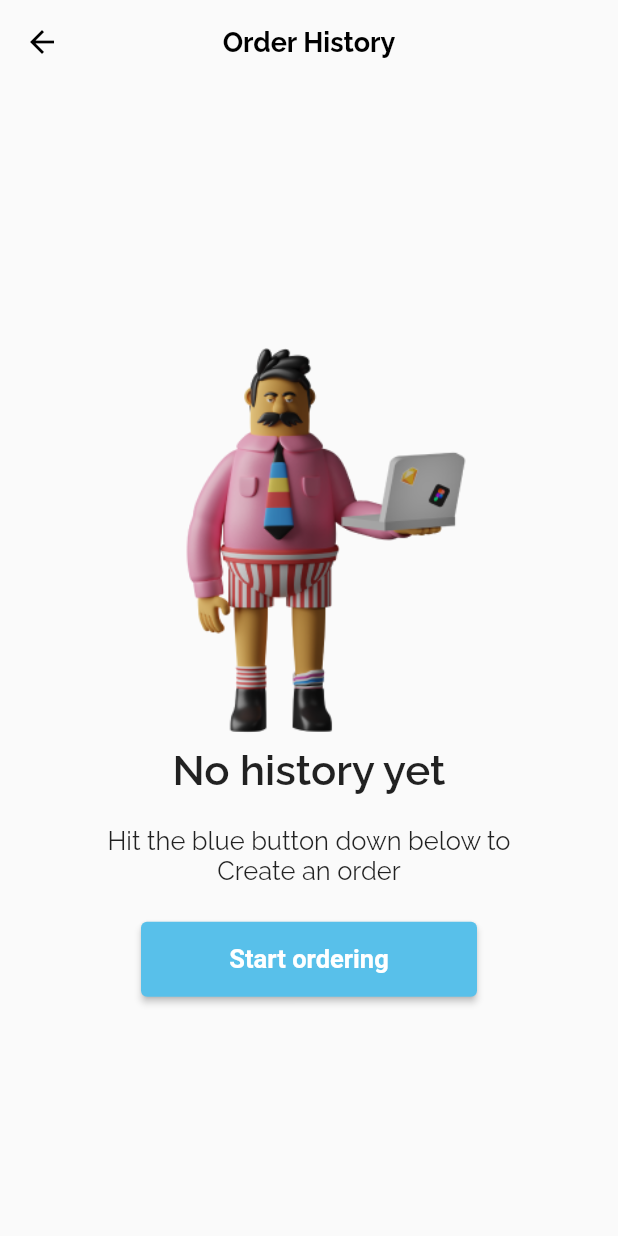
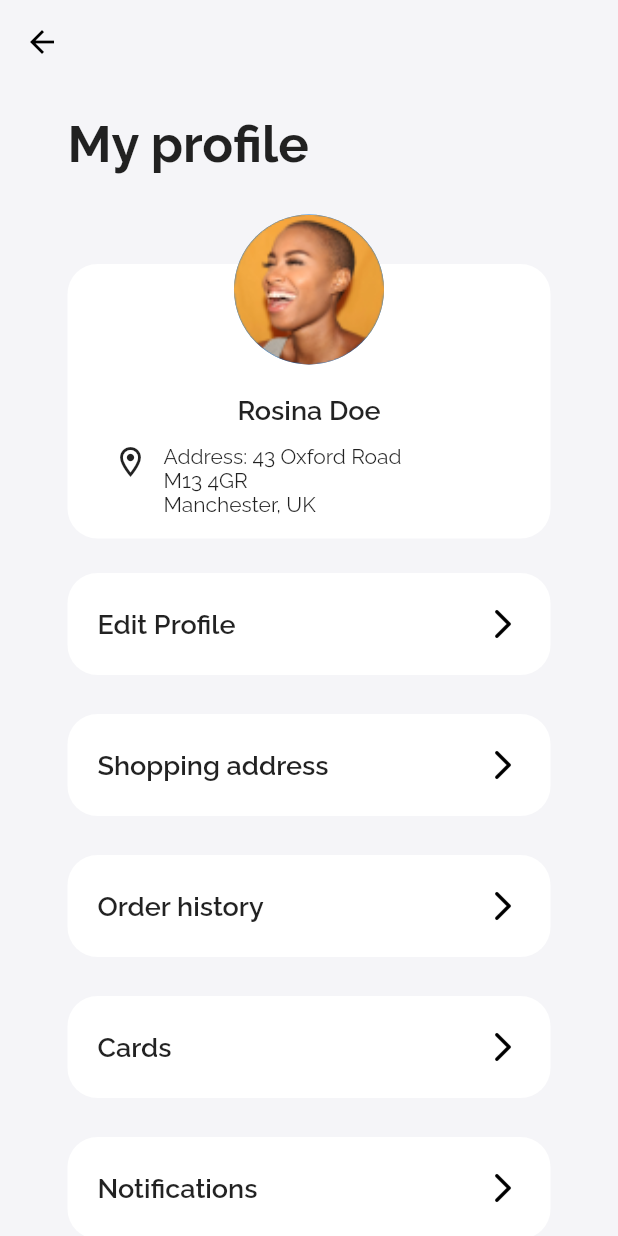
Before and after one commit to BustamanteMelkia/Tech-ecommerce-app, a Flutter app: the screen it shows after launch, on a phone screen of 412 x 824 dp. Run offline on Flutter 3.47's test engine with Material 2 defaults, Android fonts, the phone set to English and light mode, and no system bars.

Commit message:
Profile Screen added

```diff
--- a/lib/main.dart
+++ b/lib/main.dart
@@ -1,6 +1,7 @@
 import 'package:ecommerce_app/screens/no_favorites.dart';
 import 'package:ecommerce_app/screens/no_connection.dart';
 import 'package:ecommerce_app/screens/no_history.dart';
+import 'package:ecommerce_app/screens/profile.dart';
 import 'package:ecommerce_app/screens/splashscreen.dart';
 import 'package:flutter/material.dart';
 
@@ -21,7 +22,7 @@ class MyApp extends StatelessWidget {
         primaryColorLight: Colors.white,
         fontFamily: 'Raleway',
       ),
-      home: const NoHistory(),
+      home: const Profile(),
     );
   }
 }
--- /dev/null
+++ b/lib/screens/profile.dart
@@ -0,0 +1,145 @@
+import 'package:ecommerce_app/widgets/empty_state.dart';
+import 'package:flutter/cupertino.dart';
+import 'package:flutter/material.dart';
+
+class Profile extends StatelessWidget {
+  const Profile({Key? key}) : super(key: key);
+
+  @override
+  Widget build(BuildContext context) {
+    return Scaffold(
+      backgroundColor: const Color(0xFFF5F5F8),
+      appBar: AppBar(
+        elevation: 0,
+        backgroundColor: Colors.transparent,
+        leading: IconButton(
+          onPressed: () {
+            // Navigator.pop(context);
+          },
+          icon: const Icon(Icons.arrow_back, color: Colors.black),
+        ),
+      ),
+      body: Container(
+        padding: const EdgeInsets.symmetric(vertical: 0, horizontal: 45),
+        child: Column(
+          // mainAxisAlignment: MainAxisAlignment.center,
+          crossAxisAlignment: CrossAxisAlignment.start,
+          children: <Widget>[
+            const SizedBox(height: 20),
+            const Text(
+              'My profile',
+              textAlign: TextAlign.start,
+              style: TextStyle(fontWeight: FontWeight.w700, fontSize: 34),
+            ),
+            const SizedBox(height: 60),
+            Card(
+              elevation: 0,
+              margin: const EdgeInsets.only(bottom: 10),
+              shape: RoundedRectangleBorder(
+                borderRadius: BorderRadius.circular(20),
+              ),
+              child: Padding(
+                padding:
+                    const EdgeInsets.symmetric(horizontal: 30, vertical: 15),
+                child: Column(
+                    crossAxisAlignment: CrossAxisAlignment.center,
+                    children: <Widget>[
+                      const SizedBox(height: 12),
+                      Stack(
+                        overflow: Overflow.visible,
+                        alignment: AlignmentDirectional.topCenter,
+                        fit: StackFit.loose,
+                        children: <Widget>[
+                          Container(
+                            height: 60,
+                            width: double.infinity,
+                            decoration: const BoxDecoration(
+                                color: Colors.white,
+                                borderRadius: BorderRadius.only(
+                                    topLeft: Radius.circular(20),
+                                    topRight: Radius.circular(20))),
+                          ),
+                          const Positioned(
+                            top: -60,
+                            child: CircleAvatar(
+                              radius: 50,
+                              backgroundImage:
+                                  AssetImage('assets/images/avatar.png'),
+                            ),
+                          )
+                        ],
+                      ),
+                      const Text(
+                        'Rosina Doe',
+                        style: TextStyle(
+                            fontSize: 18, fontWeight: FontWeight.w600),
+                      ),
+                      const SizedBox(height: 12),
+                      Row(
+                        crossAxisAlignment: CrossAxisAlignment.start,
+                        // mainAxisAlignment: MainAxisAlignment.end,
+                        children: <Widget>[
+                          const Icon(Icons.location_on_outlined),
+                          const SizedBox(
+                            width: 10,
+                          ),
+                          Column(
+                            crossAxisAlignment: CrossAxisAlignment.start,
+                            children: const <Widget>[
+                              Text('Address: 43 Oxford Road '),
+                              Text('M13 4GR'),
+                              Text('Manchester, UK'),
+                            ],
+                          )
+                        ],
+                      )
+                    ]),
+              ),
+            ),
+            ProfileOption(text: 'Edit Profile', onClick: () {}),
+            ProfileOption(text: 'Shopping address', onClick: () {}),
+            ProfileOption(text: 'Order history', onClick: () {}),
+            ProfileOption(text: 'Cards', onClick: () {}),
+            ProfileOption(text: 'Notifications', onClick: () {}),
+          ],
+        ),
+      ),
+    );
+  }
+}
+
+class ProfileOption extends StatelessWidget {
+  final VoidCallback? onClick;
+  final String text;
+  ProfileOption({
+    Key? key,
+    this.onClick,
+    this.text = '',
+  }) : super(key: key);
+
+  @override
+  Widget build(BuildContext context) {
+    return Container(
+      margin: const EdgeInsets.symmetric(horizontal: 0, vertical: 13),
+      child: ListTile(
+        // contentPadding: EdgeInsets.all(10),
+        title: Text(
+          text,
+          style: const TextStyle(
+            fontWeight: FontWeight.w600,
+            fontSize: 18,
+          ),
+        ),
+        shape:
+            RoundedRectangleBorder(borderRadius: BorderRadius.circular(20.0)),
+        onTap: onClick,
+        trailing: const Icon(
+          Icons.arrow_forward_ios_rounded,
+          color: Colors.black,
+        ),
+        contentPadding: const EdgeInsets.symmetric(horizontal: 20, vertical: 6),
+        tileColor: Colors.white,
+      ),
+    );
+  }
+}
```
Also changed, not shown: assets/images/avatar.png (added).
